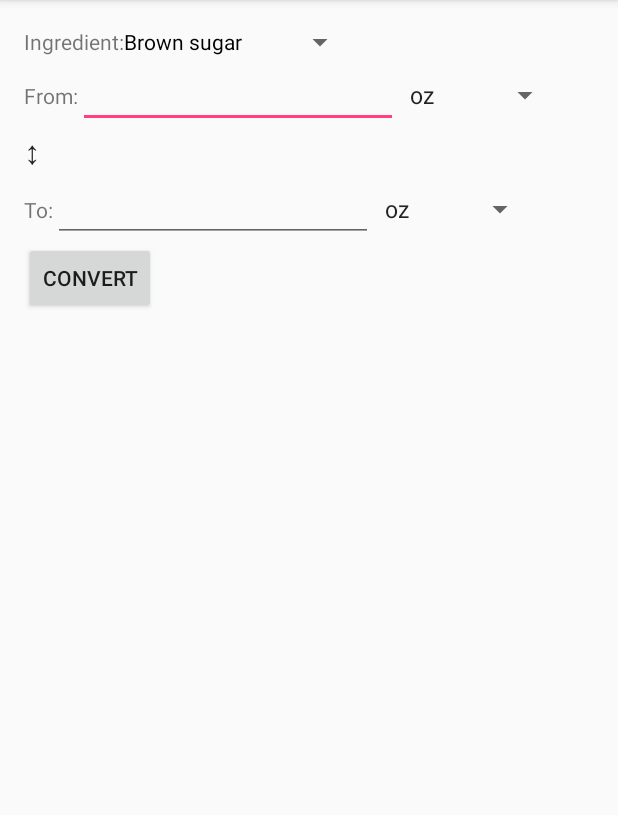
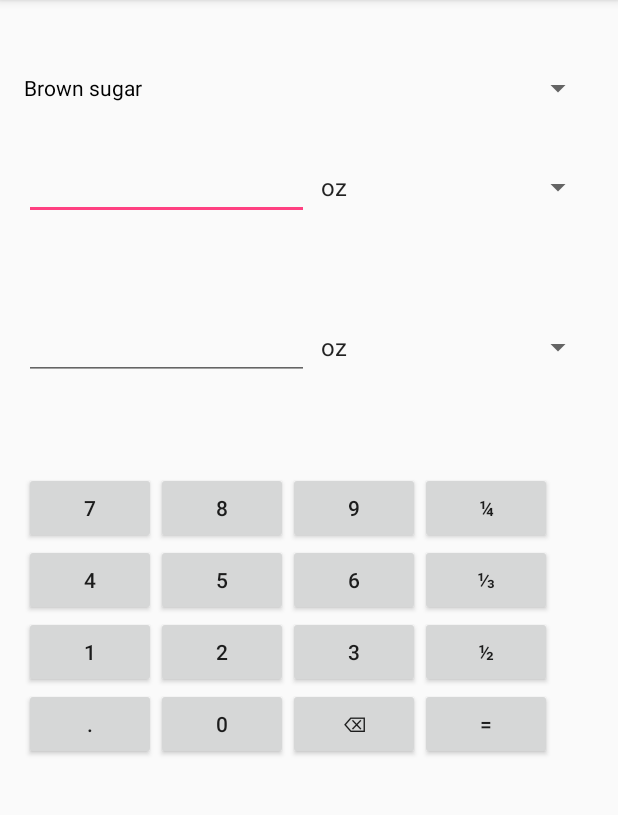
Before and after one commit to sudonatalie/cupful-android, an Android app: the screen it shows after launch (MainActivity), on a phone screen of 412 x 824 dp, the part 84-899 px from its top. Run offline under Robolectric (Android 15) with nearby library versions, the phone set to English and light mode, and no system bars.

Commit message:
Start designing new layout with on-screen "keyboard" input.

```diff
--- a/app/src/main/res/layout/activity_main.xml
+++ b/app/src/main/res/layout/activity_main.xml
@@ -10,77 +10,156 @@
     android:paddingTop="@dimen/activity_vertical_margin"
     tools:context="com.natalieperna.cupful.MainActivity">
 
+    <Spinner
+        android:id="@+id/ingredient"
+        android:layout_width="match_parent"
+        android:layout_height="wrap_content"
+        android:layout_weight="1" />
+
     <LinearLayout
         android:layout_width="match_parent"
         android:layout_height="wrap_content"
+        android:layout_weight="1"
         android:orientation="horizontal">
 
-        <TextView
-            android:layout_width="wrap_content"
+        <EditText
+            android:id="@+id/fromValue"
+            android:layout_width="match_parent"
             android:layout_height="wrap_content"
-            android:text="Ingredient:" />
+            android:layout_weight="1"
+            android:inputType="numberDecimal" />
 
         <Spinner
-            android:id="@+id/ingredient"
-            android:layout_width="wrap_content"
-            android:layout_height="wrap_content" />
+            android:id="@+id/fromUnit"
+            android:layout_width="match_parent"
+            android:layout_height="wrap_content"
+            android:layout_weight="1" />
     </LinearLayout>
 
     <LinearLayout
         android:layout_width="match_parent"
         android:layout_height="wrap_content"
+        android:layout_weight="1"
         android:orientation="horizontal">
-
-        <TextView
-            android:layout_width="wrap_content"
-            android:layout_height="wrap_content"
-            android:text="From:" />
-
-        <EditText
-            android:id="@+id/fromValue"
-            android:layout_width="wrap_content"
-            android:layout_height="wrap_content"
-            android:ems="10"
-            android:inputType="numberDecimal" />
-
-        <Spinner
-            android:id="@+id/fromUnit"
-            android:layout_width="wrap_content"
-            android:layout_height="wrap_content" />
-    </LinearLayout>
-
-    <TextView
-        android:layout_width="wrap_content"
-        android:layout_height="wrap_content"
-        android:text="↕"
-        android:textAppearance="?android:attr/textAppearanceLarge" />
-
-    <LinearLayout
-        android:layout_width="match_parent"
-        android:layout_height="wrap_content"
-        android:orientation="horizontal">
-
-        <TextView
-            android:layout_width="wrap_content"
-            android:layout_height="wrap_content"
-            android:text="To:" />
 
         <EditText
             android:id="@+id/toValue"
-            android:layout_width="wrap_content"
+            android:layout_width="match_parent"
             android:layout_height="wrap_content"
-            android:ems="10"
+            android:layout_weight="1"
             android:inputType="numberDecimal" />
 
         <Spinner
             android:id="@+id/toUnit"
-            android:layout_width="wrap_content"
-            android:layout_height="wrap_content" />
+            android:layout_width="match_parent"
+            android:layout_height="wrap_content"
+            android:layout_weight="1" />
     </LinearLayout>
 
-    <Button
-        android:layout_width="wrap_content"
+    <GridLayout
+        android:layout_width="match_parent"
         android:layout_height="wrap_content"
-        android:text="Convert"
-        android:id="@+id/convert" />
+        android:layout_weight="4"
+        android:columnCount="4">
+
+        <!-- ROW 1 -->
+        <Button
+            android:id="@+id/button_7"
+            android:layout_width="wrap_content"
+            android:layout_height="wrap_content"
+            android:text="7" />
+
+        <Button
+            android:id="@+id/button_8"
+            android:layout_width="wrap_content"
+            android:layout_height="wrap_content"
+            android:text="8" />
+
+        <Button
+            android:id="@+id/button_9"
+            android:layout_width="wrap_content"
+            android:layout_height="wrap_content"
+            android:text="9" />
+
+        <Button
+            android:id="@+id/button_quarter"
+            android:layout_width="wrap_content"
+            android:layout_height="wrap_content"
+            android:text="¼" />
+
+        <!-- ROW 2 -->
+        <Button
+            android:id="@+id/button_4"
+            android:layout_width="wrap_content"
+            android:layout_height="wrap_content"
+            android:text="4" />
+
+        <Button
+            android:id="@+id/button_5"
+            android:layout_width="wrap_content"
+            android:layout_height="wrap_content"
+            android:text="5" />
+
+        <Button
+            android:id="@+id/button_6"
+            android:layout_width="wrap_content"
+            android:layout_height="wrap_content"
+            android:text="6" />
+
+        <Button
+            android:id="@+id/button_third"
+            android:layout_width="wrap_content"
+            android:layout_height="wrap_content"
+            android:text="⅓" />
+
+        <!-- ROW 3 -->
+        <Button
+            android:id="@+id/button_1"
+            android:layout_width="wrap_content"
+            android:layout_height="wrap_content"
+            android:text="1" />
+
+        <Button
+            android:id="@+id/button_2"
+            android:layout_width="wrap_content"
+            android:layout_height="wrap_content"
+            android:text="2" />
+
+        <Button
+            android:id="@+id/button_3"
+            android:layout_width="wrap_content"
+            android:layout_height="wrap_content"
+            android:text="3" />
+
+        <Button
+            android:id="@+id/button_half"
+            android:layout_width="wrap_content"
+            android:layout_height="wrap_content"
+            android:text="½" />
+
+        <!-- ROW 4 -->
+        <Button
+            android:id="@+id/button_dot"
+            android:layout_width="wrap_content"
+            android:layout_height="wrap_content"
+            android:text="." />
+
+        <Button
+            android:id="@+id/button_0"
+            android:layout_width="wrap_content"
+            android:layout_height="wrap_content"
+            android:text="0" />
+
+        <Button
+            android:id="@+id/button_back"
+            android:layout_width="wrap_content"
+            android:layout_height="wrap_content"
+            android:text="⌫" />
+
+        <Button
+            android:id="@+id/convert"
+            android:layout_width="wrap_content"
+            android:layout_height="wrap_content"
+            android:text="=" />
+    </GridLayout>
 </LinearLayout>
```
